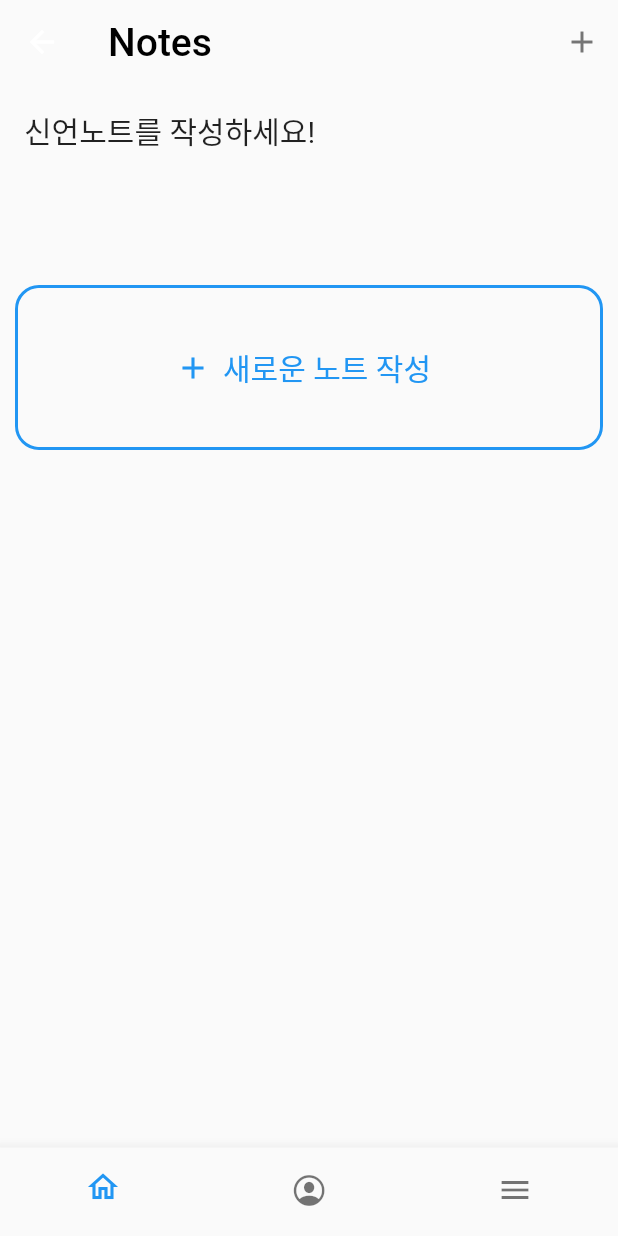
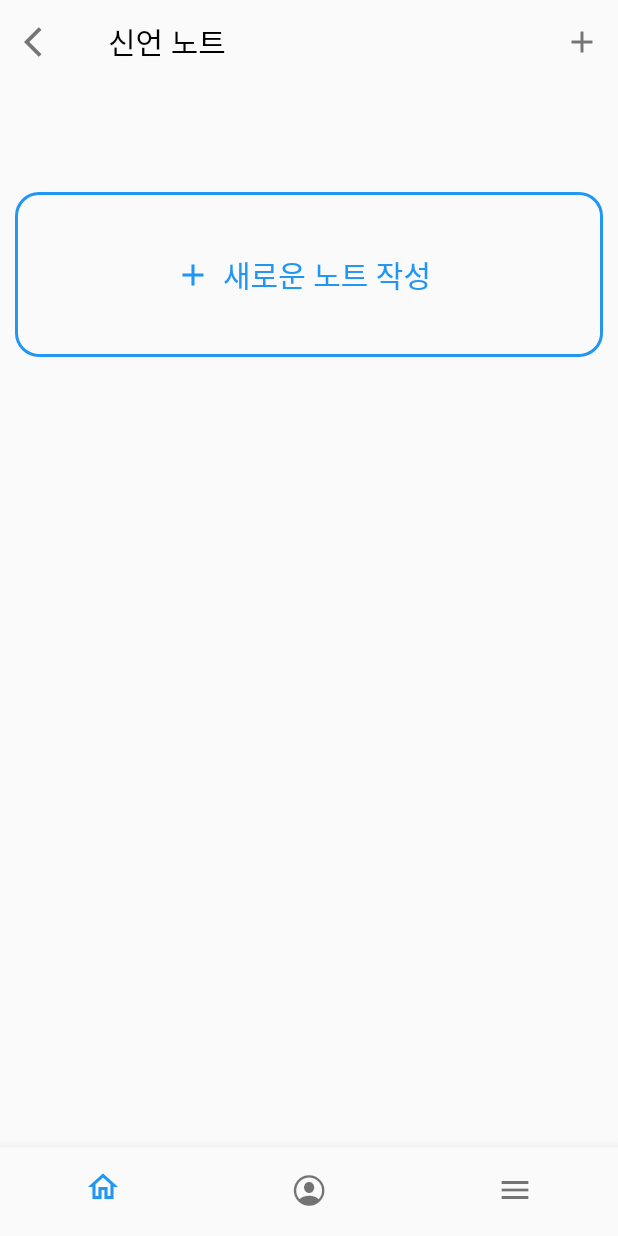
Before and after one commit to steve2972/BibleApp, a Flutter app: the NotesPage screen opened directly, on a phone screen of 412 x 824 dp. Run offline on Flutter 3.47's test engine with Material 2 defaults, Android fonts, the phone set to English and light mode, and no system bars; our stand-ins replace bloc, equatable, flutter_bloc, flutter_markdown, flutter_speed_dial, outline_material_icons and 4 more; accounts and stored records are empty; Roboto replaces fonts that are missing (ZillaSlab).

```diff
--- a/lib/UI/Screens/NotesPage/NotesPage.dart
+++ b/lib/UI/Screens/NotesPage/NotesPage.dart
@@ -58,7 +58,12 @@ class _NotesPageState extends State<NotesPage> {
             elevation: 1,
             pinned: true,
             //centerTitle: true,
-      title: Text("Notes", style: Styles.mainTextBlack),
+            leading: IconButton(
+              onPressed: (){Navigator.pop(context);},
+              icon: Icon(Icons.arrow_back_ios),
+              color: Styles.lightIcon,
+            ),
+            title: Text("신언 노트", style: TextStyle(color: Colors.black),),
             actions: <Widget>[
 
               IconButton(
@@ -71,13 +76,6 @@ class _NotesPageState extends State<NotesPage> {
                       EditNotePage(triggerRefetch: refetchNotesFromDB)));},
               ),
             ],
-          ),
-          SliverToBoxAdapter(
-            child:
-            Padding(
-              padding: const EdgeInsets.all(16.0),
-              child: Text("신언노트를 작성하세요!", style: TextStyle(fontSize: 20),),
-            ),
           ),
           SliverList(
             delegate: SliverChildListDelegate(
```
Also changed, not shown: lib/UI/Screens/MenuPage/SettingsPage/SavedPage.dart (added, +23 -0 lines). Lines whose indentation alone changed are shown as unchanged.
